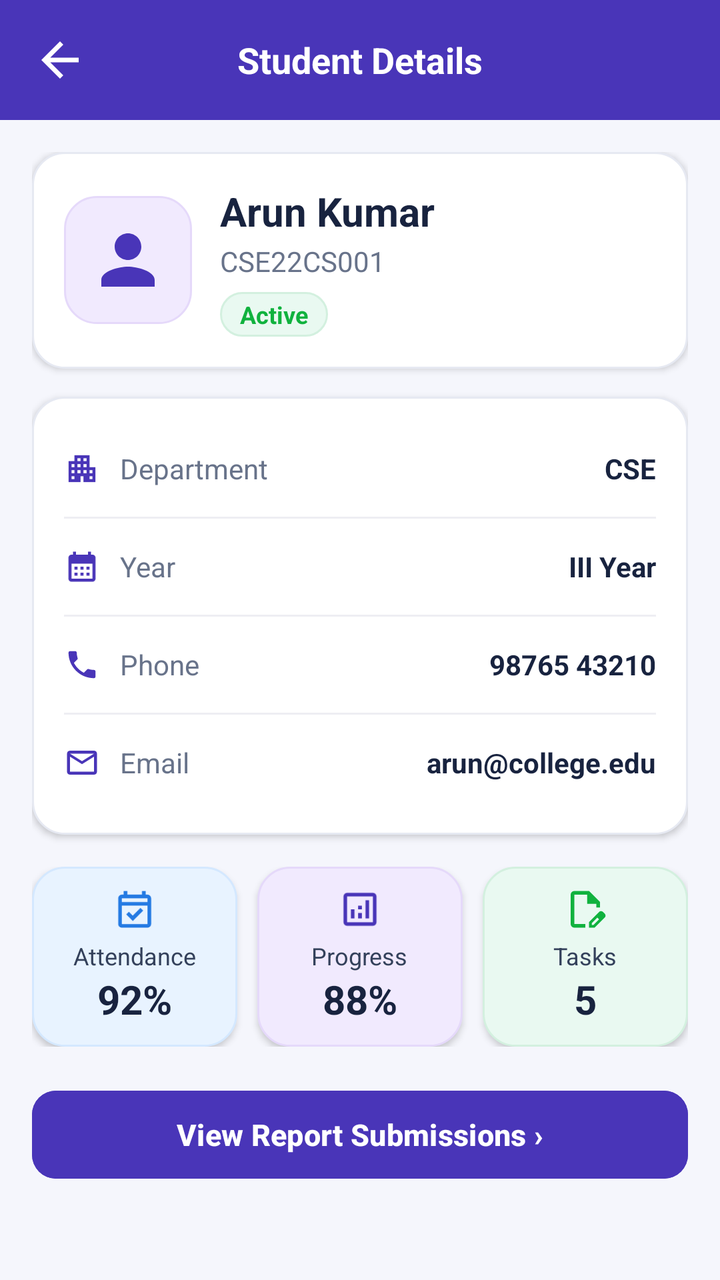
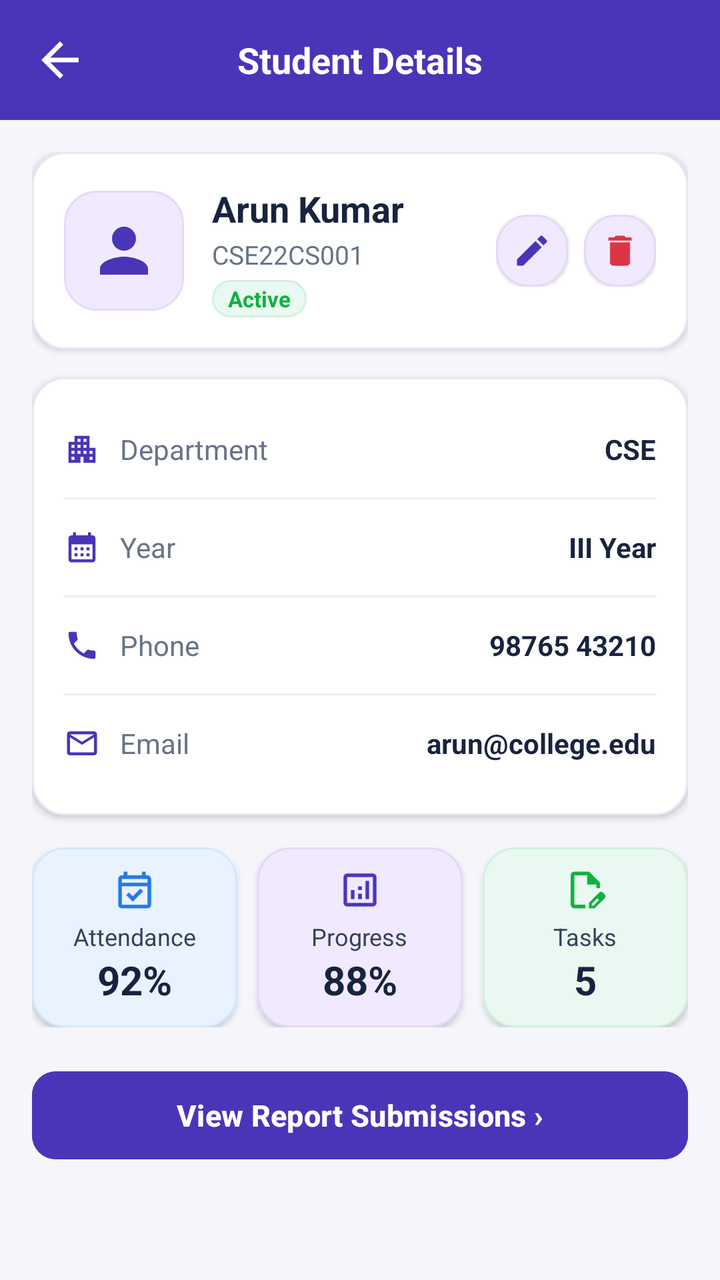

An Android layout rendered at two revisions. The XML below is the earlier revision; the diff shows what the commit changed to produce the second picture.
<!-- AndroidManifest.xml: application theme Theme.TrackPoint -->
<!-- res/layout/activity_staff_student_details.xml -->
<?xml version="1.0" encoding="utf-8"?>

<LinearLayout xmlns:android="http://schemas.android.com/apk/res/android"
    xmlns:app="http://schemas.android.com/apk/res-auto"
    android:id="@+id/main"
    android:layout_width="match_parent"
    android:layout_height="match_parent"
    android:orientation="vertical"
    android:background="#4935B8"
    android:fitsSystemWindows="true">

    
    <LinearLayout
        android:layout_width="match_parent"
        android:layout_height="60dp"
        android:orientation="horizontal"
        android:gravity="center_vertical"
        android:paddingStart="16dp"
        android:paddingEnd="16dp"
        android:background="#4935B8">

        <ImageView
            android:id="@+id/btnBack"
            android:layout_width="28dp"
            android:layout_height="28dp"
            android:src="@drawable/back_symbol"
            app:tint="@color/white"
            android:contentDescription="Back" />

        <TextView
            android:layout_width="0dp"
            android:layout_height="wrap_content"
            android:layout_weight="1"
            android:text="Student Details"
            android:textColor="@color/white"
            android:textSize="18sp"
            android:textStyle="bold"
            android:gravity="center" />

        <View
            android:layout_width="28dp"
            android:layout_height="28dp" />

    </LinearLayout>

    
    <ScrollView
        android:layout_width="match_parent"
        android:layout_height="0dp"
        android:layout_weight="1"
        android:fillViewport="true"
        android:background="#F5F6FC">

        <LinearLayout
            android:layout_width="match_parent"
            android:layout_height="wrap_content"
            android:orientation="vertical"
            android:padding="16dp">

            
            <LinearLayout
                android:layout_width="match_parent"
                android:layout_height="wrap_content"
                android:orientation="horizontal"
                android:gravity="center_vertical"
                android:background="@drawable/action_card"
                android:elevation="2dp"
                android:padding="16dp">

                <ImageView
                    android:layout_width="64dp"
                    android:layout_height="64dp"
                    android:padding="12dp"
                    android:src="@drawable/profile_symbol"
                    app:tint="#4935B8"
                    android:background="@drawable/card_purple"
                    android:contentDescription="Profile Avatar" />

                <LinearLayout
                    android:layout_width="0dp"
                    android:layout_height="wrap_content"
                    android:layout_weight="1"
                    android:orientation="vertical"
                    android:paddingStart="14dp">

                    <TextView
                        android:id="@+id/txtStudentName"
                        android:layout_width="wrap_content"
                        android:layout_height="wrap_content"
                        android:text="Arun Kumar"
                        android:textSize="20sp"
                        android:textStyle="bold"
                        android:textColor="#18233F" />

                    <TextView
                        android:id="@+id/txtStudentId"
                        android:layout_width="wrap_content"
                        android:layout_height="wrap_content"
                        android:text="CSE22CS001"
                        android:textSize="14sp"
                        android:textColor="#68738A"
                        android:layout_marginTop="2dp" />

                    <TextView
                        android:layout_width="wrap_content"
                        android:layout_height="wrap_content"
                        android:text="Active"
                        android:textSize="12sp"
                        android:textStyle="bold"
                        android:textColor="#10B23E"
                        android:background="@drawable/card_green"
                        android:paddingStart="10dp"
                        android:paddingEnd="10dp"
                        android:paddingTop="3dp"
                        android:paddingBottom="3dp"
                        android:layout_marginTop="6dp" />

                </LinearLayout>

            </LinearLayout>

            
            <LinearLayout
                android:layout_width="match_parent"
                android:layout_height="wrap_content"
                android:orientation="vertical"
                android:background="@drawable/action_card"
                android:elevation="2dp"
                android:padding="16dp"
                android:layout_marginTop="14dp">

                
                <LinearLayout
                    android:layout_width="match_parent"
                    android:layout_height="40dp"
                    android:orientation="horizontal"
                    android:gravity="center_vertical">

                    <ImageView
                        android:layout_width="18dp"
                        android:layout_height="18dp"
                        android:src="@drawable/ic_department"
                        app:tint="#4935B8" />

                    <TextView
                        android:layout_width="0dp"
                        android:layout_height="wrap_content"
                        android:layout_weight="1"
                        android:text="Department"
                        android:paddingStart="10dp"
                        android:textSize="14sp"
                        android:textColor="#68738A" />

                    <TextView
                        android:id="@+id/txtDepartment"
                        android:layout_width="wrap_content"
                        android:layout_height="wrap_content"
                        android:text="CSE"
                        android:textStyle="bold"
                        android:textSize="14sp"
                        android:textColor="#18233F" />
                </LinearLayout>

                <View android:layout_width="match_parent" android:layout_height="1dp" android:background="#EEEEF3" android:layout_marginVertical="4dp"/>

                
                <LinearLayout
                    android:layout_width="match_parent"
                    android:layout_height="40dp"
                    android:orientation="horizontal"
                    android:gravity="center_vertical">

                    <ImageView
                        android:layout_width="18dp"
                        android:layout_height="18dp"
                        android:src="@drawable/ic_academic_year"
                        app:tint="#4935B8" />

                    <TextView
                        android:layout_width="0dp"
                        android:layout_height="wrap_content"
                        android:layout_weight="1"
                        android:text="Year"
                        android:paddingStart="10dp"
                        android:textSize="14sp"
                        android:textColor="#68738A" />

                    <TextView
                        android:id="@+id/txtYear"
                        android:layout_width="wrap_content"
                        android:layout_height="wrap_content"
                        android:text="III Year"
                        android:textStyle="bold"
                        android:textSize="14sp"
                        android:textColor="#18233F" />
                </LinearLayout>

                <View android:layout_width="match_parent" android:layout_height="1dp" android:background="#EEEEF3" android:layout_marginVertical="4dp"/>

                
                <LinearLayout
                    android:layout_width="match_parent"
                    android:layout_height="40dp"
                    android:orientation="horizontal"
                    android:gravity="center_vertical">

                    <ImageView
                        android:layout_width="18dp"
                        android:layout_height="18dp"
                        android:src="@drawable/ic_phone"
                        app:tint="#4935B8" />

                    <TextView
                        android:layout_width="0dp"
                        android:layout_height="wrap_content"
                        android:layout_weight="1"
                        android:text="Phone"
                        android:paddingStart="10dp"
                        android:textSize="14sp"
                        android:textColor="#68738A" />

                    <TextView
                        android:id="@+id/txtPhone"
                        android:layout_width="wrap_content"
                        android:layout_height="wrap_content"
                        android:text="98765 43210"
                        android:textStyle="bold"
                        android:textSize="14sp"
                        android:textColor="#18233F" />
                </LinearLayout>

                <View android:layout_width="match_parent" android:layout_height="1dp" android:background="#EEEEF3" android:layout_marginVertical="4dp"/>

                
                <LinearLayout
                    android:layout_width="match_parent"
                    android:layout_height="40dp"
                    android:orientation="horizontal"
                    android:gravity="center_vertical">

                    <ImageView
                        android:layout_width="18dp"
                        android:layout_height="18dp"
                        android:src="@drawable/ic_email"
                        app:tint="#4935B8" />

                    <TextView
                        android:layout_width="0dp"
                        android:layout_height="wrap_content"
                        android:layout_weight="1"
                        android:text="Email"
                        android:paddingStart="10dp"
                        android:textSize="14sp"
                        android:textColor="#68738A" />

                    <TextView
                        android:id="@+id/txtEmail"
                        android:layout_width="wrap_content"
                        android:layout_height="wrap_content"
                        android:text="arun@college.edu"
                        android:textStyle="bold"
                        android:textSize="14sp"
                        android:textColor="#18233F" />
                </LinearLayout>

            </LinearLayout>

            
            <LinearLayout
                android:layout_width="match_parent"
                android:layout_height="wrap_content"
                android:orientation="horizontal"
                android:layout_marginTop="16dp">

                
                <LinearLayout
                    android:layout_width="0dp"
                    android:layout_height="90dp"
                    android:layout_weight="1"
                    android:layout_marginEnd="5dp"
                    android:orientation="vertical"
                    android:gravity="center"
                    android:background="@drawable/card_blue"
                    android:elevation="2dp"
                    android:padding="8dp">

                    <ImageView
                        android:layout_width="22dp"
                        android:layout_height="22dp"
                        android:src="@drawable/attendance_symbol"
                        app:tint="#247AE3" />

                    <TextView
                        android:layout_width="wrap_content"
                        android:layout_height="wrap_content"
                        android:text="Attendance"
                        android:textSize="12sp"
                        android:textColor="#34415B"
                        android:layout_marginTop="4dp" />

                    <TextView
                        android:id="@+id/txtAttendance"
                        android:layout_width="wrap_content"
                        android:layout_height="wrap_content"
                        android:text="92%"
                        android:textSize="20sp"
                        android:textStyle="bold"
                        android:textColor="#18233F" />
                </LinearLayout>

                
                <LinearLayout
                    android:layout_width="0dp"
                    android:layout_height="90dp"
                    android:layout_weight="1"
                    android:layout_marginStart="5dp"
                    android:layout_marginEnd="5dp"
                    android:orientation="vertical"
                    android:gravity="center"
                    android:background="@drawable/card_purple"
                    android:elevation="2dp"
                    android:padding="8dp">

                    <ImageView
                        android:layout_width="22dp"
                        android:layout_height="22dp"
                        android:src="@drawable/progress_symbol"
                        app:tint="#4935B8" />

                    <TextView
                        android:layout_width="wrap_content"
                        android:layout_height="wrap_content"
                        android:text="Progress"
                        android:textSize="12sp"
                        android:textColor="#34415B"
                        android:layout_marginTop="4dp" />

                    <TextView
                        android:id="@+id/txtProgress"
                        android:layout_width="wrap_content"
                        android:layout_height="wrap_content"
                        android:text="88%"
                        android:textSize="20sp"
                        android:textStyle="bold"
                        android:textColor="#18233F" />
                </LinearLayout>

                
                <LinearLayout
                    android:layout_width="0dp"
                    android:layout_height="90dp"
                    android:layout_weight="1"
                    android:layout_marginStart="5dp"
                    android:orientation="vertical"
                    android:gravity="center"
                    android:background="@drawable/card_green"
                    android:elevation="2dp"
                    android:padding="8dp">

                    <ImageView
                        android:layout_width="22dp"
                        android:layout_height="22dp"
                        android:src="@drawable/daily_progress_symbol"
                        app:tint="#10B23E" />

                    <TextView
                        android:layout_width="wrap_content"
                        android:layout_height="wrap_content"
                        android:text="Tasks"
                        android:textSize="12sp"
                        android:textColor="#34415B"
                        android:layout_marginTop="4dp" />

                    <TextView
                        android:id="@+id/txtTasks"
                        android:layout_width="wrap_content"
                        android:layout_height="wrap_content"
                        android:text="5"
                        android:textSize="20sp"
                        android:textStyle="bold"
                        android:textColor="#18233F" />
                </LinearLayout>

            </LinearLayout>

            
            <Button
                android:id="@+id/btnViewStudentWeeklySubmissions"
                android:layout_width="match_parent"
                android:layout_height="52dp"
                android:layout_marginTop="18dp"
                android:text="View Report Submissions ›"
                android:textColor="@color/white"
                android:textSize="15sp"
                android:textStyle="bold"
                android:textAllCaps="false"
                android:backgroundTint="#4935B8"
                app:cornerRadius="12dp" />

        </LinearLayout>

    </ScrollView>

</LinearLayout>
<!-- resources referenced by this layout -->
<resources>
  <color name="white">#FFFFFFFF</color>
  <!-- drawable action_card (drawable) -->
  <shape xmlns:android="http://schemas.android.com/apk/res/android">
      <solid android:color="#FFFFFF"/>
      <stroke android:width="1dp" android:color="#E6E9F2"/>
      <corners android:radius="16dp"/>
  </shape>
  <!-- drawable back_symbol (drawable) -->
  <vector xmlns:android="http://schemas.android.com/apk/res/android" android:autoMirrored="true" android:height="24dp" android:tint="#000000" android:viewportHeight="24" android:viewportWidth="24" android:width="24dp">
        
      <path android:fillColor="@android:color/white" android:pathData="M20,11H7.83l5.59,-5.59L12,4l-8,8 8,8 1.41,-1.41L7.83,13H20v-2z"/>
      
  </vector>
  <!-- drawable card_blue (drawable) -->
  <shape xmlns:android="http://schemas.android.com/apk/res/android">
      <solid android:color="#E8F3FF"/>
      <stroke android:width="1dp" android:color="#D4E8FF"/>
      <corners android:radius="16dp"/>
  </shape>
  <!-- drawable card_green (drawable) -->
  <shape xmlns:android="http://schemas.android.com/apk/res/android">
      <solid android:color="#E9F9F1"/>
      <stroke android:width="1dp" android:color="#D3F0DF"/>
      <corners android:radius="16dp"/>
  </shape>
  <!-- drawable card_purple (drawable) -->
  <shape xmlns:android="http://schemas.android.com/apk/res/android">
      <solid android:color="#F1EAFE"/>
      <stroke android:width="1dp" android:color="#E5D9FA"/>
      <corners android:radius="16dp"/>
  </shape>
  <!-- drawable ic_email (drawable) -->
  <vector xmlns:android="http://schemas.android.com/apk/res/android" android:height="24dp" android:tint="#000000" android:viewportHeight="24" android:viewportWidth="24" android:width="24dp">
        
      <path android:fillColor="@android:color/white" android:pathData="M20,4L4,4c-1.1,0 -1.99,0.9 -1.99,2L2,18c0,1.1 0.9,2 2,2h16c1.1,0 2,-0.9 2,-2L22,6c0,-1.1 -0.9,-2 -2,-2zM20,18L4,18L4,8l8,5 8,-5v10zM12,11L4,6h16l-8,5z"/>
      
  </vector>
  <!-- drawable profile_symbol (drawable) -->
  <vector xmlns:android="http://schemas.android.com/apk/res/android"
      android:width="24dp"
      android:height="24dp"
      android:viewportWidth="24"
      android:viewportHeight="24"
      android:tint="#000000">
      <path
          android:fillColor="@android:color/white"
          android:pathData="M12,12c2.21,0 4,-1.79 4,-4s-1.79,-4 -4,-4 -4,1.79 -4,4 1.79,4 4,4zM12,14c-2.67,0 -8,1.34 -8,4v2h16v-2c0,-2.66 -5.33,-4 -8,-4z"/>
  </vector>
  <style name="Theme.TrackPoint" parent="Base.Theme.TrackPoint" />
  <style name="Base.Theme.TrackPoint" parent="Theme.Material3.DayNight.NoActionBar">
          
          
      </style>
  <!-- unchanged entries left out for length: 6 -->
</resources>

<!-- the commit's change to res/layout/activity_staff_student_details.xml (unified diff, before → after) -->
@@ -68,8 +68,8 @@
                 android:padding="16dp">
 
                 <ImageView
-                    android:layout_width="64dp"
-                    android:layout_height="64dp"
+                    android:layout_width="60dp"
+                    android:layout_height="60dp"
                     android:padding="12dp"
                     android:src="@drawable/profile_symbol"
                     app:tint="#4935B8"
@@ -88,7 +88,7 @@
                         android:layout_width="wrap_content"
                         android:layout_height="wrap_content"
                         android:text="Arun Kumar"
-                        android:textSize="20sp"
+                        android:textSize="18sp"
                         android:textStyle="bold"
                         android:textColor="#18233F" />
 
@@ -97,7 +97,7 @@
                         android:layout_width="wrap_content"
                         android:layout_height="wrap_content"
                         android:text="CSE22CS001"
-                        android:textSize="14sp"
+                        android:textSize="13sp"
                         android:textColor="#68738A"
                         android:layout_marginTop="2dp" />
 
@@ -105,15 +105,51 @@
                         android:layout_width="wrap_content"
                         android:layout_height="wrap_content"
                         android:text="Active"
-                        android:textSize="12sp"
+                        android:textSize="11sp"
                         android:textStyle="bold"
                         android:textColor="#10B23E"
                         android:background="@drawable/card_green"
-                        android:paddingStart="10dp"
-                        android:paddingEnd="10dp"
-                        android:paddingTop="3dp"
-                        android:paddingBottom="3dp"
-                        android:layout_marginTop="6dp" />
+                        android:paddingStart="8dp"
+                        android:paddingEnd="8dp"
+                        android:paddingTop="2dp"
+                        android:paddingBottom="2dp"
+                        android:layout_marginTop="4dp" />
+
+                </LinearLayout>
+
+                
+                <LinearLayout
+                    android:layout_width="wrap_content"
+                    android:layout_height="wrap_content"
+                    android:orientation="horizontal"
+                    android:gravity="center_vertical">
+
+                    <ImageView
+                        android:id="@+id/btnEditStudent"
+                        android:layout_width="36dp"
+                        android:layout_height="36dp"
+                        android:padding="8dp"
+                        android:src="@drawable/edit_symbol"
+                        app:tint="#4935B8"
+                        android:background="@drawable/card_purple"
+                        android:elevation="1dp"
+                        android:clickable="true"
+                        android:focusable="true"
+                        android:contentDescription="Edit Student"
+                        android:layout_marginEnd="8dp" />
+
+                    <ImageView
+                        android:id="@+id/btnDeleteStudent"
+                        android:layout_width="36dp"
+                        android:layout_height="36dp"
+                        android:padding="8dp"
+                        android:src="@drawable/ic_trash"
+                        app:tint="#DC3545"
+                        android:background="@drawable/card_purple"
+                        android:elevation="1dp"
+                        android:clickable="true"
+                        android:focusable="true"
+                        android:contentDescription="Delete Student" />
 
                 </LinearLayout>
 
@@ -140,7 +176,8 @@
                         android:layout_width="18dp"
                         android:layout_height="18dp"
                         android:src="@drawable/ic_department"
-                        app:tint="#4935B8" />
+                        app:tint="#4935B8"
+                        android:contentDescription="Department Icon" />
 
                     <TextView
                         android:layout_width="0dp"
@@ -174,7 +211,8 @@
                         android:layout_width="18dp"
                         android:layout_height="18dp"
                         android:src="@drawable/ic_academic_year"
-                        app:tint="#4935B8" />
+                        app:tint="#4935B8"
+                        android:contentDescription="Year Icon" />
 
                     <TextView
                         android:layout_width="0dp"
@@ -208,7 +246,8 @@
                         android:layout_width="18dp"
                         android:layout_height="18dp"
                         android:src="@drawable/ic_phone"
-                        app:tint="#4935B8" />
+                        app:tint="#4935B8"
+                        android:contentDescription="Phone Icon" />
 
                     <TextView
                         android:layout_width="0dp"
@@ -242,7 +281,8 @@
                         android:layout_width="18dp"
                         android:layout_height="18dp"
                         android:src="@drawable/ic_email"
-                        app:tint="#4935B8" />
+                        app:tint="#4935B8"
+                        android:contentDescription="Email Icon" />
 
                     <TextView
                         android:layout_width="0dp"
@@ -288,7 +328,8 @@
                         android:layout_width="22dp"
                         android:layout_height="22dp"
                         android:src="@drawable/attendance_symbol"
-                        app:tint="#247AE3" />
+                        app:tint="#247AE3"
+                        android:contentDescription="Attendance Icon" />
 
                     <TextView
                         android:layout_width="wrap_content"
@@ -325,7 +366,8 @@
                         android:layout_width="22dp"
                         android:layout_height="22dp"
                         android:src="@drawable/progress_symbol"
-                        app:tint="#4935B8" />
+                        app:tint="#4935B8"
+                        android:contentDescription="Progress Icon" />
 
                     <TextView
                         android:layout_width="wrap_content"
@@ -361,7 +403,8 @@
                         android:layout_width="22dp"
                         android:layout_height="22dp"
                         android:src="@drawable/daily_progress_symbol"
-                        app:tint="#10B23E" />
+                        app:tint="#10B23E"
+                        android:contentDescription="Tasks Icon" />
 
                     <TextView
                         android:layout_width="wrap_content"
<!-- resource entries referenced after the edit -->
@@ -31,11 +31,32 @@
       <stroke android:width="1dp" android:color="#E5D9FA"/>
       <corners android:radius="16dp"/>
   </shape>
+  <!-- drawable edit_symbol (drawable) -->
+  <vector xmlns:android="http://schemas.android.com/apk/res/android"
+      android:width="24dp"
+      android:height="24dp"
+      android:viewportWidth="24"
+      android:viewportHeight="24"
+      android:tint="#000000">
+      <path
+          android:fillColor="@android:color/white"
+          android:pathData="M3,17.25V21h3.75L17.81,9.94l-3.75,-3.75L3,17.25zM20.71,7.04c0.39,-0.39 0.39,-1.02 0,-1.41l-2.34,-2.34c-0.39,-0.39 -1.02,-0.39 -1.41,0l-1.83,1.83 3.75,3.75 1.83,-1.83z"/>
+  </vector>
   <!-- drawable ic_email (drawable) -->
   <vector xmlns:android="http://schemas.android.com/apk/res/android" android:height="24dp" android:tint="#000000" android:viewportHeight="24" android:viewportWidth="24" android:width="24dp">
         
       <path android:fillColor="@android:color/white" android:pathData="M20,4L4,4c-1.1,0 -1.99,0.9 -1.99,2L2,18c0,1.1 0.9,2 2,2h16c1.1,0 2,-0.9 2,-2L22,6c0,-1.1 -0.9,-2 -2,-2zM20,18L4,18L4,8l8,5 8,-5v10zM12,11L4,6h16l-8,5z"/>
       
+  </vector>
+  <!-- drawable ic_trash (drawable) -->
+  <vector xmlns:android="http://schemas.android.com/apk/res/android"
+      android:width="24dp"
+      android:height="24dp"
+      android:viewportWidth="24"
+      android:viewportHeight="24">
+      <path
+          android:fillColor="#000000"
+          android:pathData="M6,19c0,1.1 0.9,2 2,2h8c1.1,0 2,-0.9 2,-2V7H6v12zM19,4h-3.5l-1,-1h-5l-1,1H5v2h14V4z"/>
   </vector>
   <!-- drawable profile_symbol (drawable) -->
   <vector xmlns:android="http://schemas.android.com/apk/res/android"
